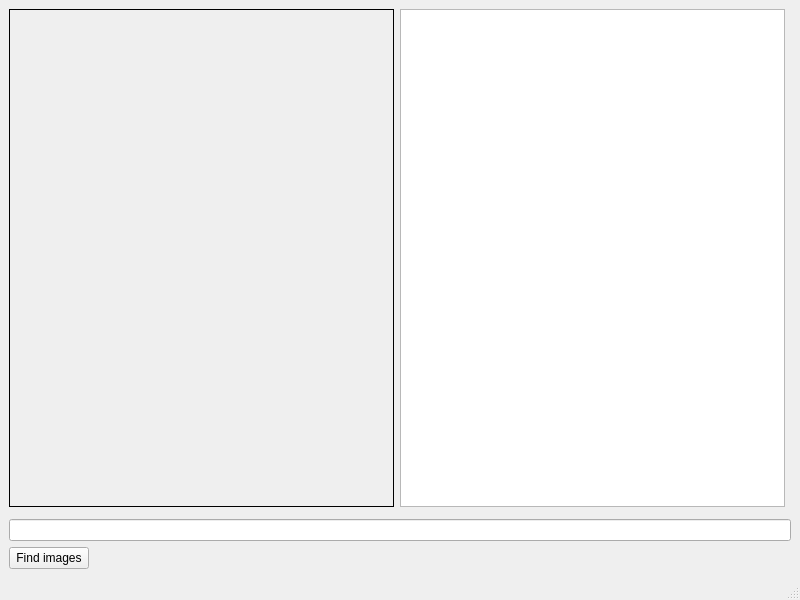
Before: the Qt Designer form mainwindow.ui in kristiankoskimaki/cropbuster, drawn with Qt 5.
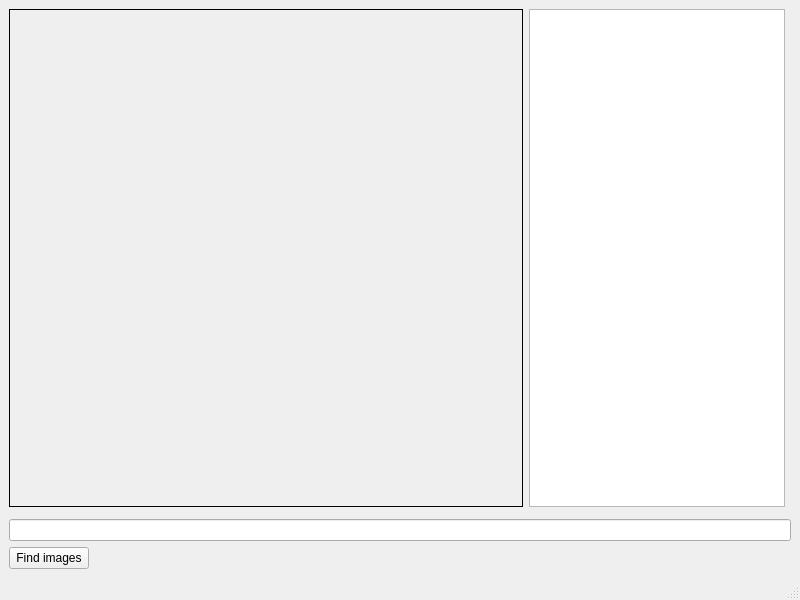
After: the same form once the commit is applied.

Commit message: Make filename listing narrower than image

The edit to the form file:
```diff
--- a/mainwindow.ui
+++ b/mainwindow.ui
@@ -40,7 +40,14 @@
        </widget>
       </item>
       <item>
-       <widget class="QTableWidget" name="images_table"/>
+       <widget class="QTableWidget" name="images_table">
+        <property name="sizePolicy">
+         <sizepolicy hsizetype="Minimum" vsizetype="Expanding">
+          <horstretch>0</horstretch>
+          <verstretch>0</verstretch>
+         </sizepolicy>
+        </property>
+       </widget>
       </item>
      </layout>
     </item>
```
